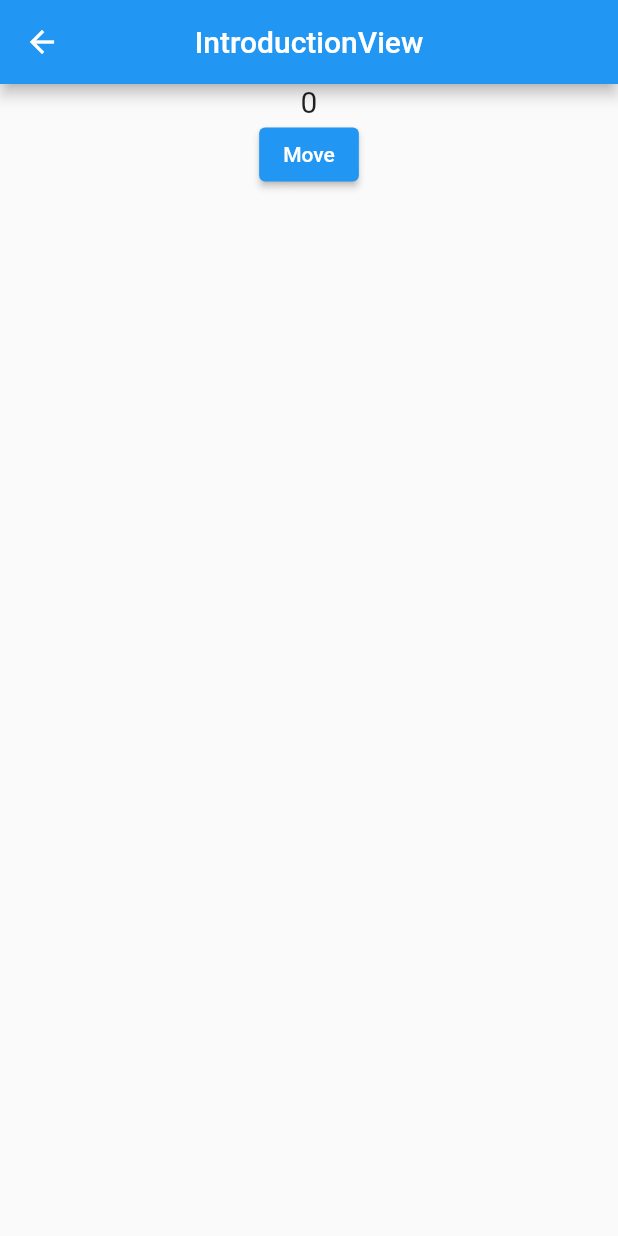
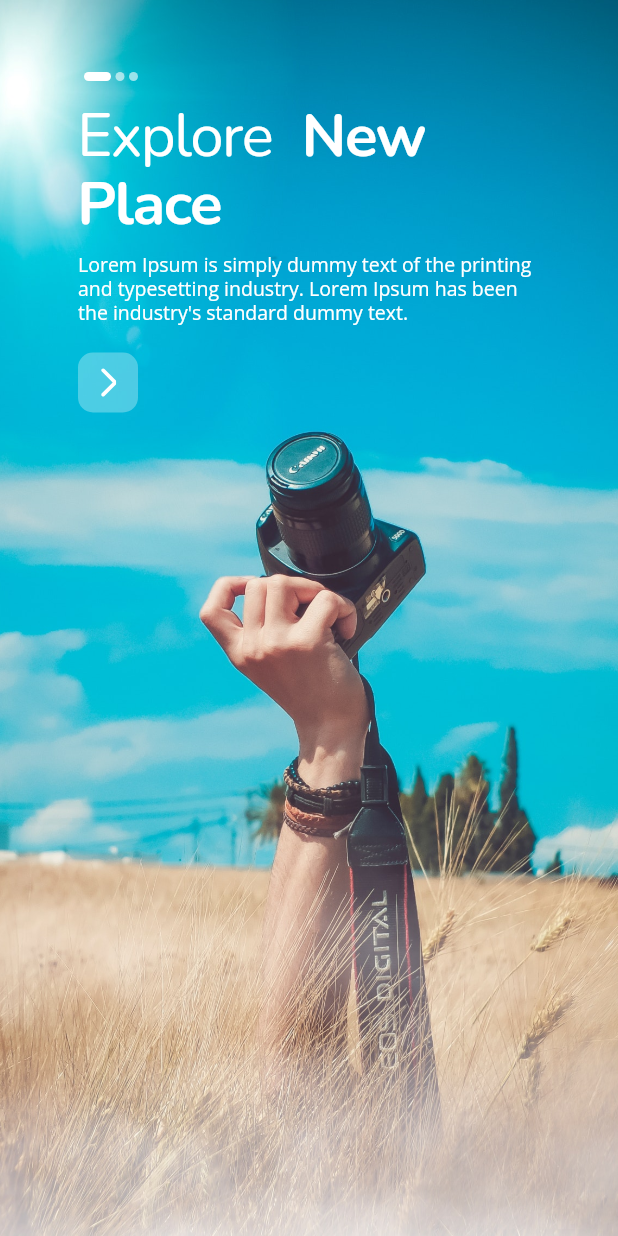
Before and after one commit to IlhamPratama1/Traveable-App, a Flutter app: the IntroductionView screen opened by its route, on a phone screen of 412 x 824 dp. Run offline on Flutter 3.47's test engine with Material 2 defaults, Android fonts, the phone set to English and light mode, and no system bars; our stand-ins replace flutter_svg, get, google_fonts.

Commit message:
add introduction view

```diff
--- a/lib/app/modules/home/views/sections/all_categories.dart
+++ b/lib/app/modules/home/views/sections/all_categories.dart
@@ -23,9 +23,7 @@ class AllCategories extends GetView {
             Column(
               children: [
                 ElevatedButton(
-                  onPressed: () {
-                    Get.toNamed('/introduction');
-                  },
+                  onPressed: () {},
                   style: ElevatedButton.styleFrom(
                     padding: const EdgeInsets.all(18),
                     elevation: 0,
--- a/lib/app/modules/introduction/controllers/introduction_controller.dart
+++ b/lib/app/modules/introduction/controllers/introduction_controller.dart
@@ -1,6 +1,9 @@
 import 'package:get/get.dart';
 
 class IntroductionController extends GetxController {
-  final count = 0.obs;
-  void increment() => count.value++;
+  RxInt slide = 0.obs;
+
+  void setSlide(int index) {
+    slide.value = index;
+  }
 }
--- /dev/null
+++ b/lib/app/modules/introduction/views/components/introduction_screen.dart
@@ -0,0 +1,62 @@
+// Lib
+import 'package:flutter/material.dart';
+import 'package:get/get.dart';
+import 'package:flutter_svg/flutter_svg.dart';
+
+// Constant
+import 'package:travelable_app/constant/text_style_constant.dart';
+
+// Model
+import 'package:travelable_app/model/introduction_model.dart';
+
+// Routes
+import 'package:travelable_app/app/routes/app_pages.dart';
+
+class IntroductionScreen extends GetView {
+  const IntroductionScreen({Key? key, required this.model}) : super(key: key);
+
+  final IntroductionModel model;
+
+  @override
+  Widget build(BuildContext context) {
+    model.imageUrl;
+    return Container(
+      padding: const EdgeInsets.symmetric(vertical: 64, horizontal: 52),
+      decoration: BoxDecoration(
+        image: DecorationImage(
+            image: AssetImage(model.imageUrl), fit: BoxFit.cover),
+      ),
+      child: Column(
+        crossAxisAlignment: CrossAxisAlignment.start,
+        children: <Widget>[
+          RichText(
+            text: TextSpan(
+              text: model.medTitle,
+              style: introTitleNText,
+              children: <TextSpan>[
+                TextSpan(text: model.boldTitle, style: introTitleBText)
+              ],
+            ),
+          ),
+          const SizedBox(height: 10),
+          Text(model.subtitle, style: introSubtitleText),
+          const SizedBox(height: 18),
+          InkWell(
+            onTap: () {
+              Get.offAllNamed(Routes.home);
+            },
+            child: Container(
+              width: 40,
+              height: 40,
+              padding: const EdgeInsets.all(10),
+              decoration: BoxDecoration(
+                  borderRadius: BorderRadius.circular(10),
+                  color: const Color.fromRGBO(255, 255, 255, 0.3)),
+              child: SvgPicture.asset('assets/icons/arrow.svg'),
+            ),
+          )
+        ],
+      ),
+    );
+  }
+}
--- a/lib/app/modules/introduction/views/introduction_view.dart
+++ b/lib/app/modules/introduction/views/introduction_view.dart
@@ -1,32 +1,75 @@
+// Lib
 import 'package:flutter/material.dart';
-
 import 'package:get/get.dart';
 
+// Controller
 import '../controllers/introduction_controller.dart';
 
-class IntroductionView extends GetView<IntroductionController> {
+// Model
+import 'package:travelable_app/model/introduction_model.dart';
+
+// Component
+import 'components/Introduction_Screen.dart';
+
+class IntroductionView extends GetView {
   const IntroductionView({Key? key}) : super(key: key);
 
   @override
   Widget build(BuildContext context) {
-    return Scaffold(
-      appBar: AppBar(
-        title: const Text('IntroductionView'),
-        centerTitle: true,
-      ),
-      body: Center(
-        child: Column(
-          children: [
-            Text(
-              '${controller.count}',
-              style: const TextStyle(fontSize: 20),
-            ),
-            ElevatedButton(
-                onPressed: () => {Get.toNamed('/home')},
-                child: const Text('Move'))
-          ],
+    return Scaffold(body: SlideView());
+  }
+}
+
+class SlideView extends GetView<IntroductionController> {
+  SlideView({Key? key}) : super(key: key);
+
+  final List<Widget> introductionScreens = introductionData
+      .map((model) => IntroductionScreen(model: model))
+      .toList();
+
+  @override
+  Widget build(BuildContext context) {
+    return Stack(
+      children: <Widget>[
+        PageView(
+          onPageChanged: controller.setSlide,
+          children: introductionScreens,
         ),
-      ),
+        Positioned(
+          child: Column(
+            crossAxisAlignment: CrossAxisAlignment.start,
+            children: <Widget>[
+              SizedBox(
+                height: 6,
+                width: 48,
+                child: ListView.separated(
+                  separatorBuilder: (BuildContext context, int index) {
+                    return const SizedBox(width: 3);
+                  },
+                  itemCount: 3,
+                  scrollDirection: Axis.horizontal,
+                  itemBuilder: ((context, index) {
+                    return Obx(
+                      () => Container(
+                        width: controller.slide.value == index ? 18 : 6,
+                        height: 6,
+                        decoration: BoxDecoration(
+                          borderRadius: BorderRadius.circular(10),
+                          color: controller.slide.value == index
+                              ? Colors.white
+                              : const Color.fromRGBO(255, 255, 255, 0.6),
+                        ),
+                      ),
+                    );
+                  }),
+                ),
+              ),
+            ],
+          ),
+          top: 48,
+          left: 56,
+        ),
+      ],
     );
   }
 }
--- a/lib/app/routes/app_pages.dart
+++ b/lib/app/routes/app_pages.dart
@@ -10,7 +10,7 @@ part 'app_routes.dart';
 class AppPages {
   AppPages._();
 
-  static const initial = Routes.home;
+  static const initial = Routes.introduction;
 
   static final routes = [
     GetPage(
--- a/lib/constant/text_style_constant.dart
+++ b/lib/constant/text_style_constant.dart
@@ -2,6 +2,25 @@ import 'package:flutter/material.dart';
 import 'package:travelable_app/constant/color_constant.dart';
 import 'package:google_fonts/google_fonts.dart';
 
+// Introduction
+var introTitleBText = GoogleFonts.nunito(
+    fontWeight: FontWeight.w700,
+    fontSize: 40,
+    height: 1,
+    letterSpacing: -1,
+    color: Colors.white);
+var introTitleNText = GoogleFonts.nunito(
+    fontWeight: FontWeight.normal,
+    letterSpacing: -1,
+    fontSize: 40,
+    color: Colors.white);
+var introSubtitleText = GoogleFonts.openSans(
+    fontWeight: FontWeight.normal,
+    fontSize: 13,
+    height: 1.2,
+    color: Colors.white);
+
+// Top Nav
 var logoText = GoogleFonts.nunito(
     fontWeight: FontWeight.bold, fontSize: 16, color: mBlackColor);
 
--- /dev/null
+++ b/lib/model/introduction_model.dart
@@ -0,0 +1,27 @@
+class IntroductionModel {
+  String imageUrl;
+  String boldTitle;
+  String medTitle;
+  String subtitle;
+
+  IntroductionModel(
+      this.imageUrl, this.medTitle, this.boldTitle, this.subtitle);
+}
+
+final introductionData = <IntroductionModel>[
+  IntroductionModel(
+      'assets/images/introduction_1.jpg',
+      'Explore',
+      '  New\nPlace',
+      "Lorem Ipsum is simply dummy text of the printing and typesetting industry. Lorem Ipsum has been the industry's standard dummy text."),
+  IntroductionModel(
+      'assets/images/introduction_2.jpg',
+      'Explore',
+      '  New\nPlace',
+      "Lorem Ipsum is simply dummy text of the printing and typesetting industry. Lorem Ipsum has been the industry's standard dummy text."),
+  IntroductionModel(
+      'assets/images/introduction_3.jpg',
+      'Explore',
+      '  New\nPlace',
+      "Lorem Ipsum is simply dummy text of the printing and typesetting industry. Lorem Ipsum has been the industry's standard dummy text."),
+];
```
Also changed, not shown: lib/app/modules/home/views/sections/title_section.dart (+6 -6 lines), assets/icons/arrow.svg (added), assets/images/introduction_1.jpg (added), assets/images/introduction_2.jpg (added), assets/images/introduction_3.jpg (added).
